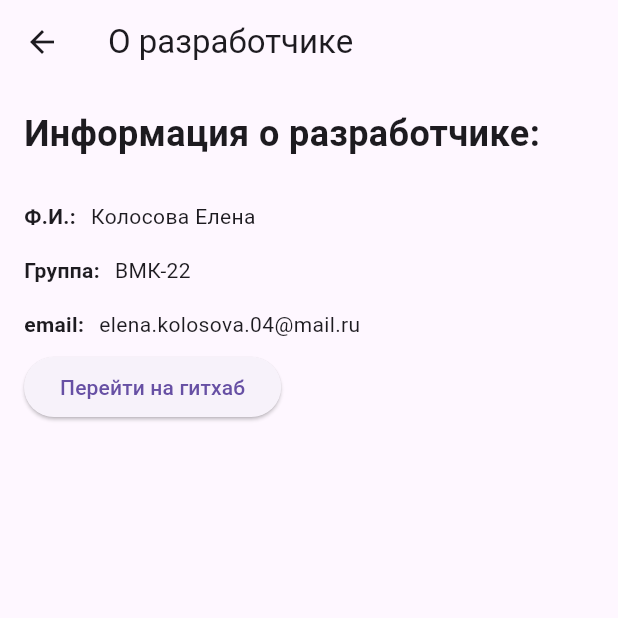
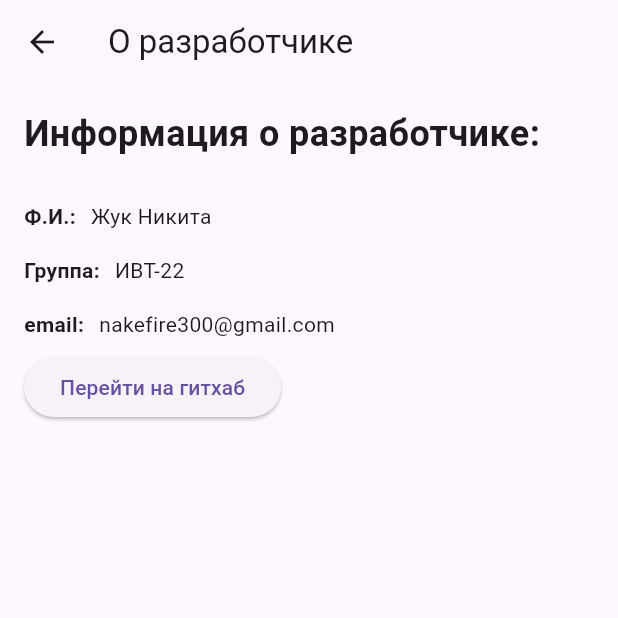
Before and after one commit to ZhukNikitaIVT/flutter, a Flutter app: the DeveloperPage screen opened by its route, after a tap on "Перейти на гитхаб", on a phone screen of 412 x 824 dp, the top half of it. Run offline on Flutter 3.47's test engine with Material 3 defaults, Android fonts, the phone set to English and light mode, and no system bars; our stand-ins replace camera, equatable, flutter_bloc, hive, hive_flutter; accounts and stored records are empty.

Commit message:
Update developer_screen.dart

```diff
--- a/N7/flutter_application_1/lib/screens/developer_screen.dart
+++ b/N7/flutter_application_1/lib/screens/developer_screen.dart
@@ -5,7 +5,7 @@ class DeveloperPage extends StatelessWidget {
   const DeveloperPage({super.key});
 
 Future<void> launchGitHubProfile(BuildContext context) async {
-    const url = 'https://github.com/KolosovaElena-Predan';
+    const url = 'https://github.com/ZhukNikitaIVT';
     try {
       if (!await launchUrl(Uri.parse(url))) {
 
@@ -63,9 +63,9 @@ Future<void> launchGitHubProfile(BuildContext context) async {
               style: TextStyle(fontSize: 24, fontWeight: FontWeight.bold),
             ),
             const SizedBox(height: 20),
-            InfoRowInterface('Ф.И.:', 'Колосова Елена'),
-            InfoRowInterface('Группа:', 'ВМК-22'),
-            InfoRowInterface('email:', 'elena.kolosova.04@mail.ru'),
+            InfoRowInterface('Ф.И.:', 'Жук Никита'),
+            InfoRowInterface('Группа:', 'ИВТ-22'),
+            InfoRowInterface('email:', 'nakefire300@gmail.com'),
             ElevatedButton(
               onPressed: () => launchGitHubProfile(context),
               child: const Text('Перейти на гитхаб'),
```
